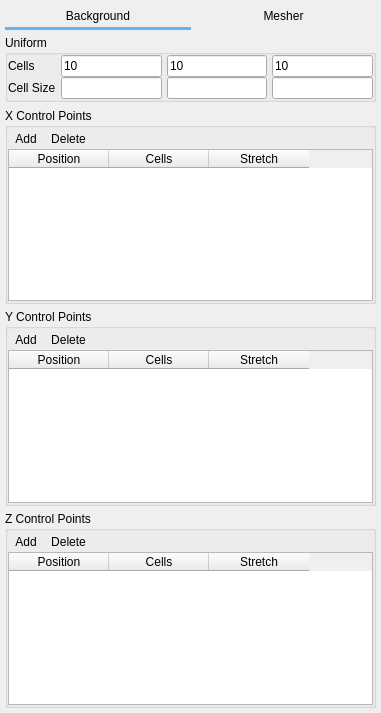
truongd8593/mfix, file mfixgui/uifiles/mesh.ui: the form before one commit.
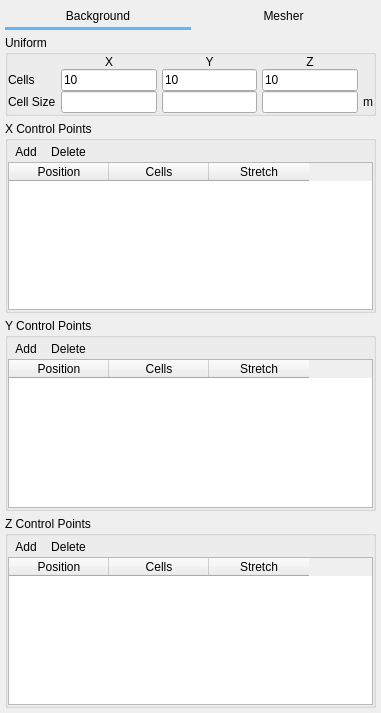
The form after the commit. Custom widgets are drawn as their Qt base class.

Commit message: added units/xyz labels to mesh pane (#284)

Diff of the .ui file:
```diff
--- a/mfixgui/uifiles/mesh.ui
+++ b/mfixgui/uifiles/mesh.ui
@@ -148,59 +148,96 @@
           <property name="margin">
            <number>0</number>
           </property>
-          <item row="0" column="0">
-           <widget class="QLabel" name="label_4">
-            <property name="text">
-             <string>Cells</string>
-            </property>
-           </widget>
-          </item>
-          <item row="0" column="1">
+          <item row="1" column="1">
            <widget class="LineEdit" name="lineedit_keyword_imax">
             <property name="text">
              <string>10</string>
             </property>
            </widget>
           </item>
-          <item row="0" column="2">
-           <widget class="LineEdit" name="lineedit_keyword_jmax">
-            <property name="text">
-             <string>10</string>
+          <item row="2" column="1">
+           <widget class="QLineEdit" name="lineedit_mesh_cells_size_x">
+            <property name="readOnly">
+             <bool>true</bool>
+            </property>
+           </widget>
+          </item>
+          <item row="2" column="3">
+           <widget class="QLineEdit" name="lineedit_mesh_cells_size_z">
+            <property name="readOnly">
+             <bool>true</bool>
+            </property>
+           </widget>
+          </item>
+          <item row="2" column="2">
+           <widget class="QLineEdit" name="lineedit_mesh_cells_size_y">
+            <property name="readOnly">
+             <bool>true</bool>
             </property>
            </widget>
           </item>
           <item row="0" column="3">
-           <widget class="LineEdit" name="lineedit_keyword_kmax">
+           <widget class="QLabel" name="label_15">
             <property name="text">
-             <string>10</string>
+             <string>Z</string>
+            </property>
+            <property name="alignment">
+             <set>Qt::AlignCenter</set>
+            </property>
+           </widget>
+          </item>
+          <item row="0" column="2">
+           <widget class="QLabel" name="label_14">
+            <property name="text">
+             <string>Y</string>
+            </property>
+            <property name="alignment">
+             <set>Qt::AlignCenter</set>
             </property>
            </widget>
           </item>
           <item row="1" column="0">
+           <widget class="QLabel" name="label_4">
+            <property name="text">
+             <string>Cells</string>
+            </property>
+           </widget>
+          </item>
+          <item row="2" column="0">
            <widget class="QLabel" name="label_5">
             <property name="text">
              <string>Cell Size</string>
             </property>
            </widget>
           </item>
-          <item row="1" column="1">
-           <widget class="QLineEdit" name="lineedit_mesh_cells_size_x">
-            <property name="readOnly">
-             <bool>true</bool>
-            </property>
-           </widget>
-          </item>
-          <item row="1" column="2">
-           <widget class="QLineEdit" name="lineedit_mesh_cells_size_y">
-            <property name="readOnly">
-             <bool>true</bool>
-            </property>
-           </widget>
-          </item>
           <item row="1" column="3">
-           <widget class="QLineEdit" name="lineedit_mesh_cells_size_z">
-            <property name="readOnly">
-             <bool>true</bool>
+           <widget class="LineEdit" name="lineedit_keyword_kmax">
+            <property name="text">
+             <string>10</string>
+            </property>
+           </widget>
+          </item>
+          <item row="1" column="2">
+           <widget class="LineEdit" name="lineedit_keyword_jmax">
+            <property name="text">
+             <string>10</string>
+            </property>
+           </widget>
+          </item>
+          <item row="0" column="1">
+           <widget class="QLabel" name="label_13">
+            <property name="text">
+             <string>X</string>
+            </property>
+            <property name="alignment">
+             <set>Qt::AlignCenter</set>
+            </property>
+           </widget>
+          </item>
+          <item row="2" column="4">
+           <widget class="QLabel" name="label_16">
+            <property name="text">
+             <string>m</string>
             </property>
            </widget>
           </item>
@@ -804,16 +841,16 @@
   </layout>
  </widget>
  <customwidgets>
-  <customwidget>
-   <class>LineEdit</class>
-   <extends>QLineEdit</extends>
-   <header>mfixgui.widgets.base</header>
-  </customwidget>
   <customwidget>
    <class>CheckBox</class>
    <extends>QCheckBox</extends>
    <header>mfixgui.widgets.base</header>
   </customwidget>
+  <customwidget>
+   <class>LineEdit</class>
+   <extends>QLineEdit</extends>
+   <header>mfixgui.widgets.base</header>
+  </customwidget>
   <customwidget>
    <class>Table</class>
    <extends>QTableWidget</extends>
```
